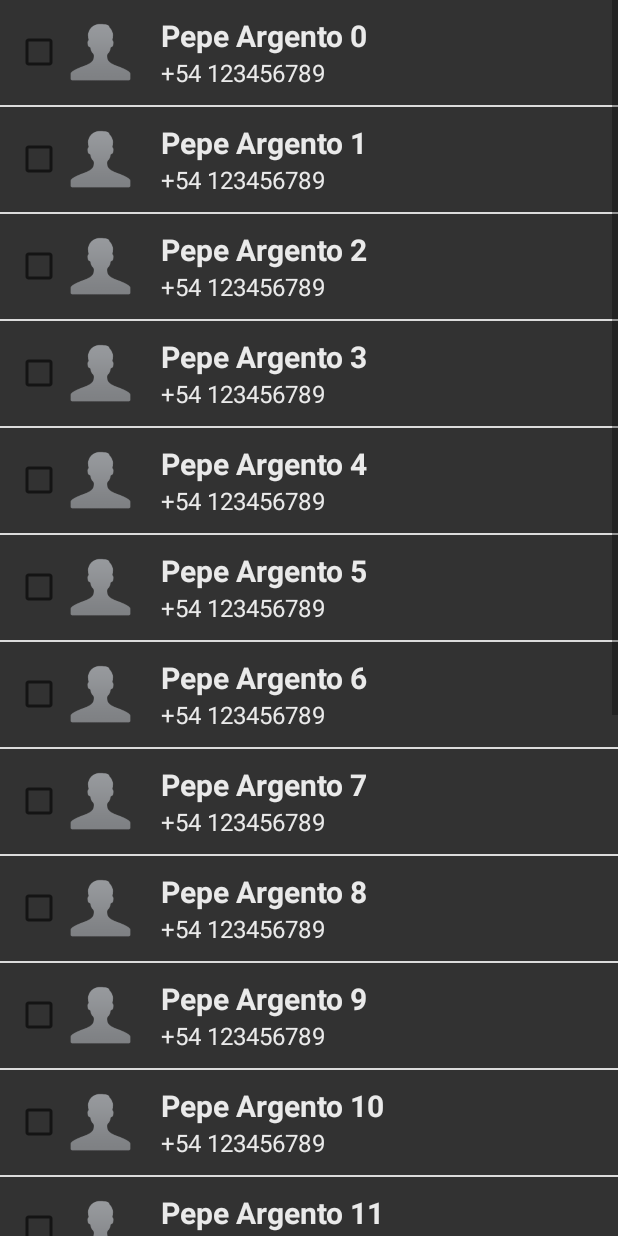
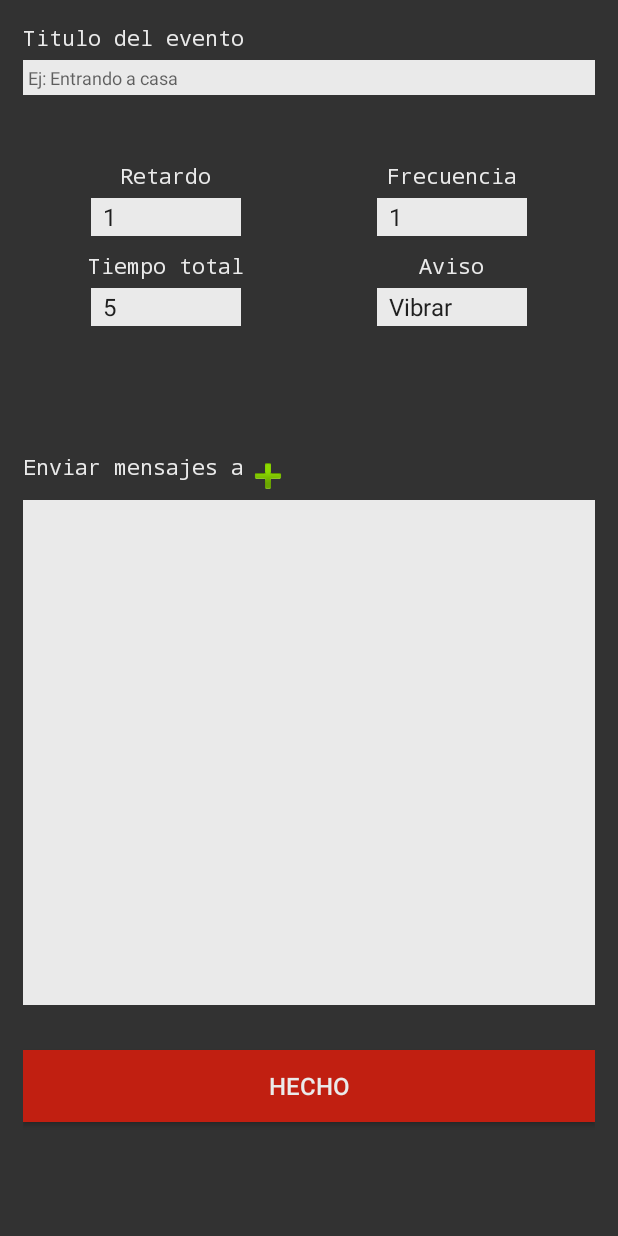
Before and after one commit to pablo-didone/Save_Me, an Android app: the screen it shows after launch (ContactsActivity before the commit, ConfigurationActivity after it), after a tap on "SHOW CONTACTS", on a phone screen of 412 x 824 dp. Run offline under Robolectric (Android 15) with nearby library versions, the phone set to English and light mode, and no system bars.

Commit message:
configuration layout

```diff
--- a/app/src/main/AndroidManifest.xml
+++ b/app/src/main/AndroidManifest.xml
@@ -1,12 +1,15 @@
 <?xml version="1.0" encoding="utf-8"?>
 <manifest xmlns:android="http://schemas.android.com/apk/res/android"
     package="mubbi.saveme" >
+
+    <uses-permission android:name="android.permission.READ_CONTACTS"/>
 
     <application
         android:allowBackup="true"
         android:icon="@drawable/ic_launcher"
         android:label="@string/app_name"
         android:theme="@style/AppTheme" >
+
         <activity
             android:name=".MainActivity"
             android:label="@string/app_name" >
@@ -19,6 +22,9 @@
 
         <activity android:name=".contact_list.ContactsActivity">
         </activity>
+        <activity
+            android:name=".configuration.ConfigurationActivity">
+        </activity>
     </application>
 
 </manifest>
--- a/app/src/main/java/mubbi/saveme/MainActivity.java
+++ b/app/src/main/java/mubbi/saveme/MainActivity.java
@@ -6,6 +6,7 @@ import android.os.Bundle;
 import android.view.View;
 import android.widget.Button;
 
+import mubbi.saveme.configuration.ConfigurationActivity;
 import mubbi.saveme.contact_list.ContactsActivity;
 
 
@@ -20,7 +21,7 @@ public class MainActivity extends Activity {
         btnShowContacts.setOnClickListener(new View.OnClickListener() {
             @Override
             public void onClick(View v) {
-                Intent intent = new Intent(MainActivity.this, ContactsActivity.class);
+                Intent intent = new Intent(MainActivity.this, ConfigurationActivity.class);
                 startActivity(intent);
             }
         });
--- /dev/null
+++ b/app/src/main/java/mubbi/saveme/configuration/ConfigurationActivity.java
@@ -0,0 +1,85 @@
+package mubbi.saveme.configuration;
+
+import android.app.Activity;
+import android.content.Intent;
+import android.media.Image;
+import android.os.Bundle;
+import android.view.View;
+import android.widget.ArrayAdapter;
+import android.widget.ImageButton;
+import android.widget.Spinner;
+
+import mubbi.saveme.R;
+import mubbi.saveme.contact_list.ContactsActivity;
+
+/**
+ * Created by pdidone on 10/06/2015.
+ */
+public class ConfigurationActivity extends Activity {
+
+    private Spinner spnDelay;
+    private Spinner spnFrecuency;
+    private Spinner spnTotalTime;
+    private Spinner spnAdvice;
+    private ImageButton btnAddContact;
+    private ArrayAdapter<String> spinnerAdapter;
+
+    @Override
+    protected void onCreate(Bundle savedInstanceState) {
+        super.onCreate(savedInstanceState);
+        setContentView(R.layout.activity_configuration);
+
+        //Spinner Delay
+        spnDelay = (Spinner)findViewById(R.id.spnDelay);
+        final String[] delayData = new String[]{"1","5","10","30","60"};
+
+        spinnerAdapter = new ArrayAdapter<>(this, android.R.layout.simple_spinner_item, delayData);
+        spinnerAdapter.setDropDownViewResource(android.R.layout.simple_spinner_dropdown_item);
+
+        spnDelay.setAdapter(spinnerAdapter);
+
+
+        //Spinner frecuency
+        spnFrecuency = (Spinner)findViewById(R.id.spnFrecuency);
+        final String[] frecuencyData = new String[]{"1","3","5","10"};
+
+        spinnerAdapter = new ArrayAdapter<>(this, android.R.layout.simple_spinner_item, frecuencyData);
+        spinnerAdapter.setDropDownViewResource(android.R.layout.simple_spinner_dropdown_item);
+
+        spnFrecuency.setAdapter(spinnerAdapter);
+
+        //Spinner Total Time
+        spnTotalTime = (Spinner)findViewById(R.id.spnTotalTime);
+
+        final String[] totalTimeData = new String[]{"5","10","30"};
+
+        spinnerAdapter = new ArrayAdapter<>(this, android.R.layout.simple_spinner_item, totalTimeData);
+        spinnerAdapter.setDropDownViewResource(android.R.layout.simple_spinner_dropdown_item);
+
+        spnTotalTime.setAdapter(spinnerAdapter);
+
+        //Spinner Advice
+        spnAdvice = (Spinner)findViewById(R.id.spnAdvice);
+
+        final String[] AdviceData = new String[]{
+                getResources().getString(R.string.vibrate),
+                getResources().getString(R.string.sound),
+                getResources().getString(R.string.do_nothing)
+        };
+
+        spinnerAdapter = new ArrayAdapter<>(this, android.R.layout.simple_spinner_item, AdviceData);
+        spinnerAdapter.setDropDownViewResource(android.R.layout.simple_spinner_dropdown_item);
+
+        spnAdvice.setAdapter(spinnerAdapter);
+
+        //Button add contact
+        btnAddContact = (ImageButton)findViewById(R.id.btnAddContact);
+        btnAddContact.setOnClickListener(new View.OnClickListener() {
+            @Override
+            public void onClick(View v) {
+                Intent intent = new Intent(ConfigurationActivity.this, ContactsActivity.class);
+                startActivity(intent);
+            }
+        });
+    }
+}
--- a/app/src/main/java/mubbi/saveme/contact_list/ContactsActivity.java
+++ b/app/src/main/java/mubbi/saveme/contact_list/ContactsActivity.java
@@ -1,7 +1,9 @@
 package mubbi.saveme.contact_list;
 
 import android.app.ListActivity;
+import android.database.Cursor;
 import android.os.Bundle;
+import android.provider.ContactsContract;
 
 import java.util.ArrayList;
 
@@ -50,11 +52,50 @@ public class ContactsActivity extends ListActivity {
 
     //Load contacts data and save in ArrayList
     private void getContactsFromPhone(){
-        Contact contact;
 
-        for (int i = 0; i < 20; i++){
-            contact = new Contact("Pepe Argento " + i, "+54 123456789", null);
-            contacts.add(contact);
+        String[] projection = {
+                ContactsContract.Data._ID,
+                ContactsContract.Data.DISPLAY_NAME_PRIMARY,
+                ContactsContract.CommonDataKinds.Phone.NUMBER,
+                ContactsContract.CommonDataKinds.Phone.TYPE,
+                ContactsContract.Data.HAS_PHONE_NUMBER
+        };
+
+        String clause = ContactsContract.Data.MIMETYPE + "='" +
+                ContactsContract.CommonDataKinds.Phone.CONTENT_ITEM_TYPE +
+                "' AND " + ContactsContract.CommonDataKinds.Phone.NUMBER + " IS NOT NULL";
+
+        String order_criteria = ContactsContract.Data.DISPLAY_NAME_PRIMARY + " ASC";
+
+        Cursor contactsCursor = getContentResolver().query(
+                ContactsContract.Data.CONTENT_URI,  //Contacts URI
+                projection,
+                clause,
+                null,
+                order_criteria
+        );
+
+        if(contactsCursor.moveToFirst()){
+            String contactName;
+            String contactPhone;
+            String hasPhoneNumber;
+
+            int columnName = contactsCursor.getColumnIndex(ContactsContract.Data.DISPLAY_NAME_PRIMARY);
+            int columnPhone = contactsCursor.getColumnIndex( ContactsContract.CommonDataKinds.Phone.NUMBER);
+            int columnHasNumber = contactsCursor.getColumnIndex(ContactsContract.Data.HAS_PHONE_NUMBER);
+
+            Contact contact;
+
+            do{
+                contactName = contactsCursor.getString(columnName);
+                contactPhone = contactsCursor.getString(columnPhone);
+                hasPhoneNumber = contactsCursor.getString(columnHasNumber);
+
+                if (!hasPhoneNumber.equals("0")){
+                    contact = new Contact(contactName,contactPhone,null);
+                    contacts.add(contact);
+                }
+            } while (contactsCursor.moveToNext());
         }
     }
 
--- /dev/null
+++ b/app/src/main/res/layout/activity_configuration.xml
@@ -0,0 +1,166 @@
+<?xml version="1.0" encoding="utf-8"?>
+<LinearLayout xmlns:android="http://schemas.android.com/apk/res/android"
+    android:layout_width="match_parent"
+    android:layout_height="match_parent"
+    android:orientation="vertical"
+    android:padding="15sp"
+    android:background="@color/background_gray">
+
+    <LinearLayout
+        android:orientation="vertical"
+        android:layout_width="fill_parent"
+        android:layout_height="0sp"
+        android:layout_weight="10">
+
+        <TextView
+            android:text="@string/event_title"
+            style="@style/custom_font"/>
+
+        <EditText
+            style="@style/custom_edit_text"
+            android:id="@+id/txtEventTitle"
+            android:hint="@string/title_example"/>
+    </LinearLayout>
+
+    <LinearLayout
+        android:orientation="vertical"
+        android:layout_width="fill_parent"
+        android:layout_height="0sp"
+        android:layout_weight="20" >
+
+        <LinearLayout
+            android:orientation="horizontal"
+            android:layout_width="fill_parent"
+            android:layout_height="wrap_content">
+
+            <LinearLayout
+                android:orientation="vertical"
+                android:layout_width="fill_parent"
+                android:layout_height="fill_parent"
+                android:layout_weight="1">
+
+                <TextView
+                    style="@style/custom_font"
+                    android:text="@string/delay"
+                    android:layout_gravity="center"/>
+
+                <Spinner
+                    android:id="@+id/spnDelay"
+                    style="@style/custom_spinner"/>
+            </LinearLayout>
+
+            <LinearLayout
+                android:orientation="vertical"
+                android:layout_width="fill_parent"
+                android:layout_height="fill_parent"
+                android:layout_weight="1">
+
+                <TextView
+                    style="@style/custom_font"
+                    android:text="@string/frecuency"
+                    android:layout_gravity="center"/>
+
+                <Spinner
+                    android:id="@+id/spnFrecuency"
+                    style="@style/custom_spinner" />
+            </LinearLayout>
+        </LinearLayout>
+
+        <LinearLayout
+            android:orientation="horizontal"
+            android:layout_width="fill_parent"
+            android:layout_height="wrap_content"
+            android:layout_marginTop="10sp">
+
+            <LinearLayout
+                android:orientation="vertical"
+                android:layout_width="fill_parent"
+                android:layout_height="fill_parent"
+                android:layout_weight="1">
+
+                <TextView
+                    style="@style/custom_font"
+                    android:text="@string/total_time"
+                    android:layout_gravity="center"/>
+
+                <Spinner
+                    android:id="@+id/spnTotalTime"
+                    style="@style/custom_spinner"/>
+            </LinearLayout>
+
+            <LinearLayout
+                android:orientation="vertical"
+                android:layout_width="fill_parent"
+                android:layout_height="fill_parent"
+                android:layout_weight="1">
+
+                <TextView
+                    style="@style/custom_font"
+                    android:text="@string/advice"
+                    android:layout_gravity="center"/>
+
+                <Spinner
+                    android:id="@+id/spnAdvice"
+                    style="@style/custom_spinner" />
+            </LinearLayout>
+        </LinearLayout>
+    </LinearLayout>
+
+    <LinearLayout
+        android:layout_width="fill_parent"
+        android:layout_height="0sp"
+        android:layout_weight="40"
+        android:layout_marginTop="10sp"
+        android:orientation="vertical">
+
+        <LinearLayout
+            android:orientation="horizontal"
+            android:layout_width="fill_parent"
+            android:layout_height="wrap_content">
+
+            <TextView
+                style="@style/custom_font"
+                android:text="@string/send_message_to" />
+
+            <ImageButton
+                android:layout_width="wrap_content"
+                android:layout_height="wrap_content"
+                android:id="@+id/btnAddContact"
+                android:src="@android:drawable/ic_input_add"
+                android:background="@android:color/transparent" />
+        </LinearLayout>
+
+        <ScrollView
+            android:layout_width="match_parent"
+            android:layout_height="0sp"
+            android:layout_weight="1"
+            android:id="@+id/scrollView"
+            android:background="@color/white_text">
+
+            <ListView
+                android:layout_width="wrap_content"
+                android:layout_height="wrap_content"
+                android:id="@+id/lstSelectedContacts" />
+        </ScrollView>
+
+    </LinearLayout>
+
+    <LinearLayout
+        android:orientation="vertical"
+        android:layout_width="fill_parent"
+        android:layout_height="0sp"
+        android:layout_weight="15">
+
+        <Button
+            android:layout_width="match_parent"
+            android:layout_height="wrap_content"
+            android:text="@string/done"
+            android:id="@+id/btnDoneConfig"
+            android:textColor="@color/white_text"
+            android:background="@color/red"
+            android:textSize="16sp"
+            android:layout_gravity="bottom"
+            android:layout_marginTop="30sp"/>
+    </LinearLayout>
+
+</LinearLayout>
--- a/app/src/main/res/values/colors.xml
+++ b/app/src/main/res/values/colors.xml
@@ -2,4 +2,5 @@
 <resources>
     <item name="background_gray" type="color">#FF323232</item>
     <item name="white_text" type="color">#FFEAEAEA</item>
+    <item name="red" type="color">#FFC11F11</item>
 </resources>
--- a/app/src/main/res/values/strings.xml
+++ b/app/src/main/res/values/strings.xml
@@ -4,5 +4,16 @@
     <string name="app_name">Save Me</string>
     <string name="hello_world">Hello world!</string>
     <string name="action_settings">Settings</string>
+    <string name="event_title">Titulo del evento</string>
+    <string name="title_example">Ej: Entrando a casa</string>
+    <string name="delay">Retardo</string>
+    <string name="frecuency">Frecuencia</string>
+    <string name="total_time">Tiempo total</string>
+    <string name="advice">Aviso</string>
+    <string name="vibrate">Vibrar</string>
+    <string name="sound">Sonar</string>
+    <string name="do_nothing">No hacer nada</string>
+    <string name="send_message_to">Enviar mensajes a</string>
+    <string name="done">Hecho</string>
 
 </resources>
--- a/app/src/main/res/values/styles.xml
+++ b/app/src/main/res/values/styles.xml
@@ -5,4 +5,30 @@
         <!-- Customize your theme here. -->
     </style>
 
+    <style name="custom_font" parent="@android:style/TextAppearance.Medium">
+        <item name="android:layout_width">wrap_content</item>
+        <item name="android:layout_height">wrap_content</item>
+        <item name="android:textColor">@color/white_text</item>
+        <item name="android:typeface">monospace</item>
+        <item name="android:textSize">14sp</item>
+        <item name="android:layout_marginBottom">5sp</item>
+    </style>
+
+    <style name="custom_edit_text" parent="@android:style/Widget.EditText">
+        <item name="android:layout_height">wrap_content</item>
+        <item name="android:layout_width">match_parent</item>
+        <item name="android:background">@color/white_text</item>
+        <item name="android:padding">3sp</item>
+        <item name="android:textSize">12sp</item>
+    </style>
+
+    <style name="custom_spinner" parent="Widget.AppCompat.Spinner">
+        <item name="android:background">@color/white_text</item>
+        <item name="android:layout_width">100sp</item>
+        <item name="android:layout_height">25sp</item>
+        <item name="android:layout_gravity">center</item>
+        <item name="android:spinnerMode">dropdown</item>
+        <item name="android:textSize">12sp</item>
+    </style>
+
 </resources>
```
